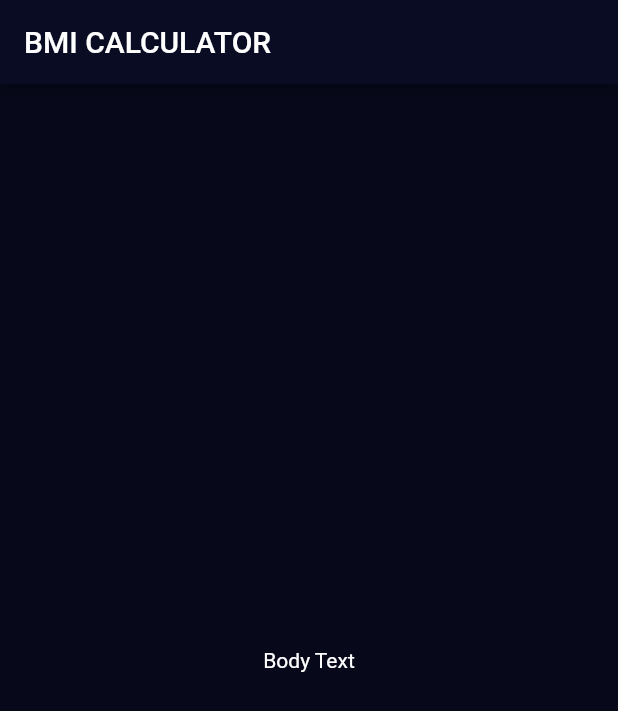
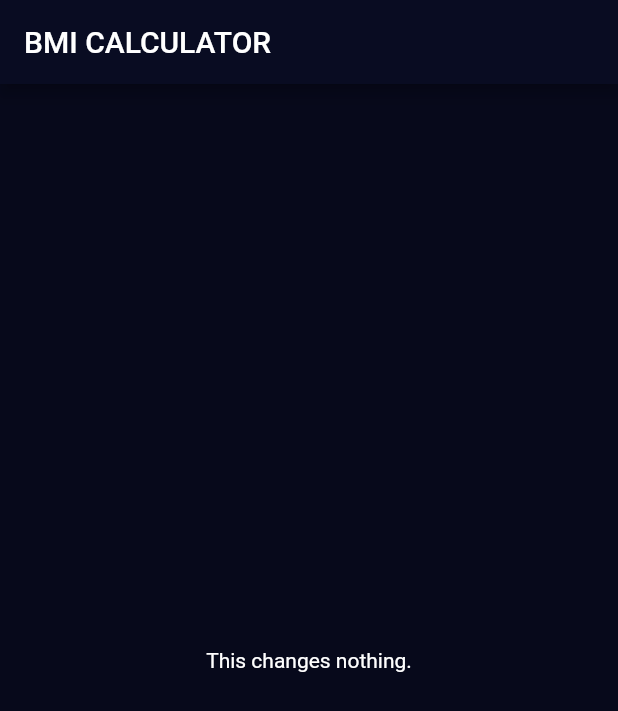
Before and after one commit to trellaren/bmi-calculator, a Flutter app: the screen it shows after launch, on a phone screen of 412 x 824 dp. Shown: the top 711 px of the screen. Run offline on Flutter 3.47's test engine with Material 2 defaults, Android fonts, the phone set to English and light mode, and no system bars.

```diff
--- a/lib/input_page.dart
+++ b/lib/input_page.dart
@@ -13,7 +13,7 @@ class _InputPageState extends State<InputPage> {
         title: Text('BMI CALCULATOR'),
       ),
       body: Center(
-        child: Text('Body Text'),
+        child: Text('This changes nothing.'),
       ),
     );
   }
```
